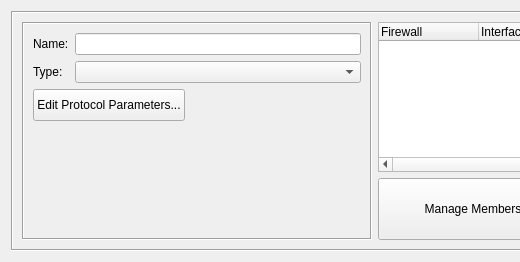
fwbuilder/fwbuilder, file src/libgui/clustergroupdialog_q.ui: the form before one commit; both pictures show x 0 to 520 and y 0 to 262 of the 967 by 262 pixel window.
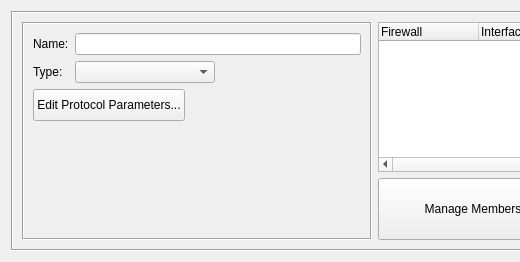
The form after the commit. Custom widgets are drawn as their Qt base class.

Commit message: see #2536 avoiding FormLayout since it seems to be broken in older Qt

The edit to the form file:
```diff
--- a/src/libgui/clustergroupdialog_q.ui
+++ b/src/libgui/clustergroupdialog_q.ui
@@ -64,7 +64,7 @@
         <property name="frameShadow">
          <enum>QFrame::Sunken</enum>
         </property>
-        <layout class="QFormLayout" name="formLayout">
+        <layout class="QGridLayout" name="gridLayout_2">
          <item row="0" column="0">
           <widget class="QLabel" name="textLabel1_4_2">
            <property name="sizePolicy">
@@ -87,7 +87,7 @@
            </property>
           </widget>
          </item>
-         <item row="0" column="1">
+         <item row="0" column="1" colspan="2">
           <widget class="QLineEdit" name="obj_name">
            <property name="sizePolicy">
             <sizepolicy hsizetype="Minimum" vsizetype="Fixed">
@@ -131,7 +131,20 @@
          <item row="1" column="1">
           <widget class="QComboBox" name="type"/>
          </item>
-         <item row="2" column="0" colspan="2">
+         <item row="1" column="2">
+          <spacer name="horizontalSpacer_3">
+           <property name="orientation">
+            <enum>Qt::Horizontal</enum>
+           </property>
+           <property name="sizeHint" stdset="0">
+            <size>
+             <width>135</width>
+             <height>20</height>
+            </size>
+           </property>
+          </spacer>
+         </item>
+         <item row="2" column="0" colspan="3">
           <layout class="QHBoxLayout" name="horizontalLayout">
            <item>
             <widget class="QPushButton" name="editParameters">
@@ -167,6 +180,19 @@
            </item>
           </layout>
          </item>
+         <item row="3" column="1">
+          <spacer name="verticalSpacer">
+           <property name="orientation">
+            <enum>Qt::Vertical</enum>
+           </property>
+           <property name="sizeHint" stdset="0">
+            <size>
+             <width>20</width>
+             <height>102</height>
+            </size>
+           </property>
+          </spacer>
+         </item>
         </layout>
        </widget>
       </item>
```
The commit also changes 19 other files.
